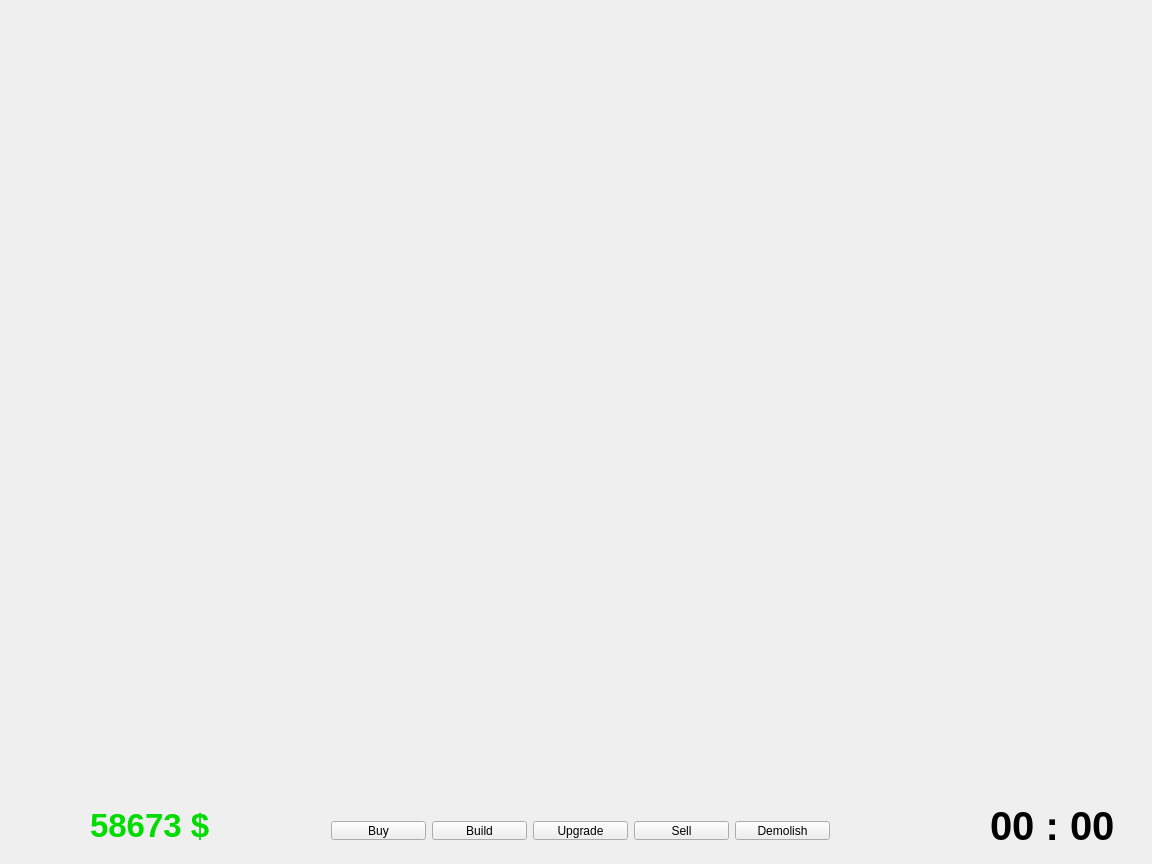
Old version of the form src/client/gui/ingame.ui in the repository HqWisen/CityLord.
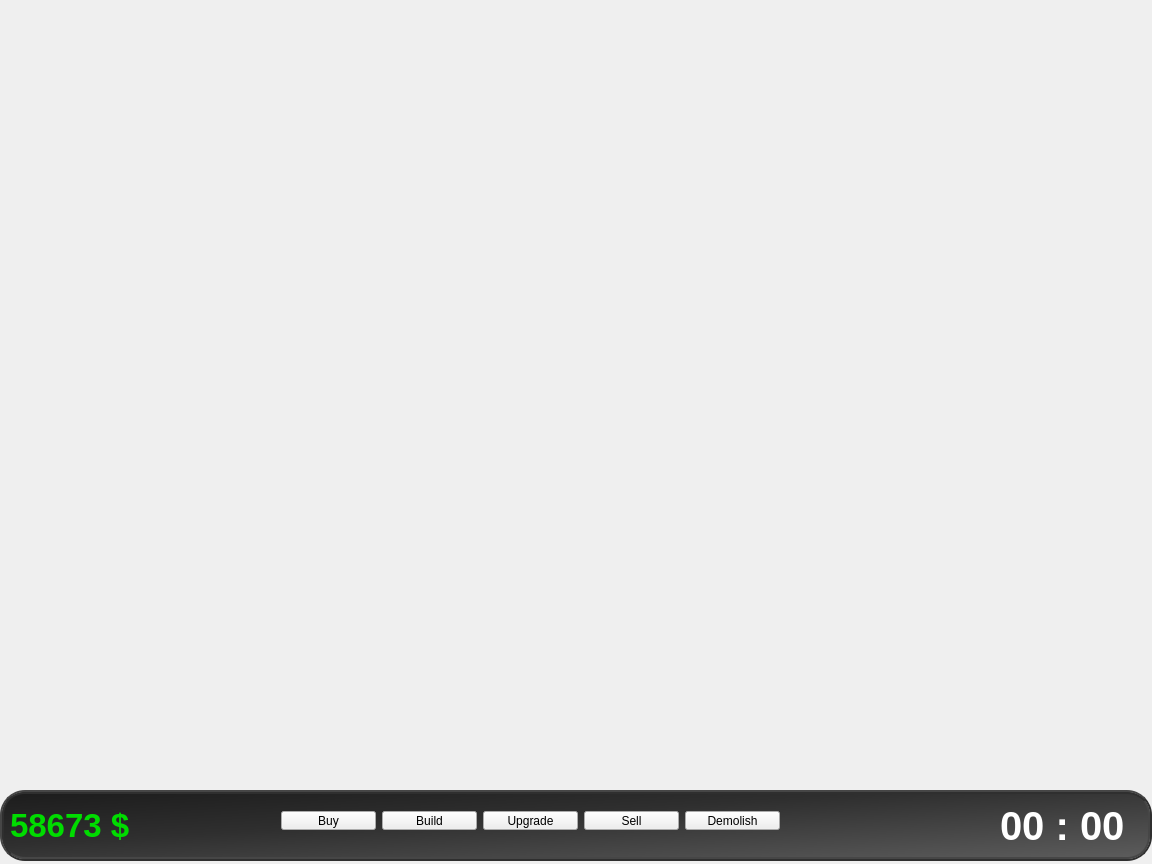
New version of the form. Icons and pictures are not drawn.

The edit to the form file:
```diff
--- a/src/client/gui/ingame.ui
+++ b/src/client/gui/ingame.ui
@@ -13,54 +13,32 @@
   <property name="windowTitle">
    <string>Widget</string>
   </property>
-  <widget class="QLabel" name="timeLabel">
-   <property name="geometry">
-    <rect>
-     <x>990</x>
-     <y>800</y>
-     <width>151</width>
-     <height>51</height>
-    </rect>
-   </property>
-   <property name="font">
-    <font>
-     <pointsize>30</pointsize>
-     <weight>75</weight>
-     <bold>true</bold>
-    </font>
-   </property>
-   <property name="text">
-    <string>00 : 00</string>
-   </property>
-  </widget>
-  <widget class="QLabel" name="moneyLabel">
+  <property name="styleSheet">
+   <string notr="true"/>
+  </property>
+  <widget class="QFrame" name="frame">
    <property name="geometry">
     <rect>
-     <x>90</x>
-     <y>800</y>
-     <width>191</width>
-     <height>51</height>
+     <x>0</x>
+     <y>790</y>
+     <width>1152</width>
+     <height>71</height>
     </rect>
    </property>
-   <property name="font">
-    <font>
-     <pointsize>25</pointsize>
-     <weight>75</weight>
-     <bold>true</bold>
-    </font>
-   </property>
    <property name="styleSheet">
-    <string notr="true">color:rgb(0, 220, 0)</string>
+    <string notr="true">#frame {border:4px ridge #2F2F2F; border-radius:25px; background-image:url(&quot;&quot;); background: qlineargradient(x1:0, y1:0, x2:1, y2:1, stop:0 #1C1C1C, stop: 0.4 #2F2F2F, stop:1 #5D5D5D)}</string>
    </property>
-   <property name="text">
-    <string>58673 $</string>
+   <property name="frameShape">
+    <enum>QFrame::StyledPanel</enum>
    </property>
-  </widget>
+   <property name="frameShadow">
+    <enum>QFrame::Raised</enum>
+   </property>
   <widget class="QWidget" name="layoutWidget">
    <property name="geometry">
     <rect>
-     <x>320</x>
-     <y>810</y>
+      <x>270</x>
+      <y>10</y>
      <width>521</width>
      <height>41</height>
     </rect>
@@ -102,6 +80,53 @@
      </widget>
     </item>
    </layout>
+   </widget>
+   <widget class="QLabel" name="moneyLabel">
+    <property name="geometry">
+     <rect>
+      <x>10</x>
+      <y>10</y>
+      <width>191</width>
+      <height>51</height>
+     </rect>
+    </property>
+    <property name="font">
+     <font>
+      <pointsize>25</pointsize>
+      <weight>75</weight>
+      <bold>true</bold>
+     </font>
+    </property>
+    <property name="styleSheet">
+     <string notr="true">color:rgb(0, 220, 0)</string>
+    </property>
+    <property name="text">
+     <string>58673 $</string>
+    </property>
+   </widget>
+   <widget class="QLabel" name="timeLabel">
+    <property name="geometry">
+     <rect>
+      <x>1000</x>
+      <y>10</y>
+      <width>151</width>
+      <height>51</height>
+     </rect>
+    </property>
+    <property name="font">
+     <font>
+      <pointsize>30</pointsize>
+      <weight>75</weight>
+      <bold>true</bold>
+     </font>
+    </property>
+    <property name="styleSheet">
+     <string notr="true">QLabel{color:white}</string>
+    </property>
+    <property name="text">
+     <string>00 : 00</string>
+    </property>
+   </widget>
   </widget>
  </widget>
  <layoutdefault spacing="6" margin="11"/>
```
Lines whose indentation alone changed are shown as unchanged.
